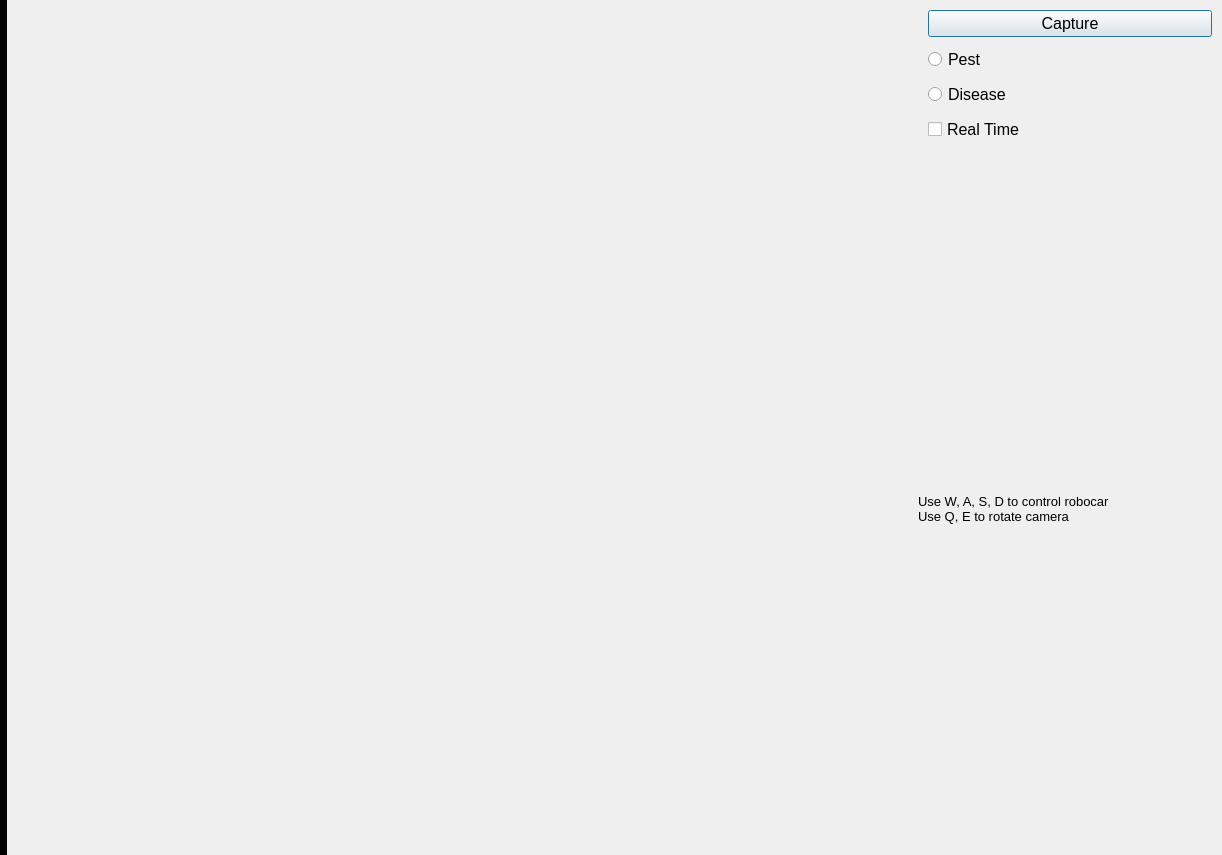
The window that gui/src/Camera.ui (WEI22/ICMS) describes before a commit, drawn with Qt 5.
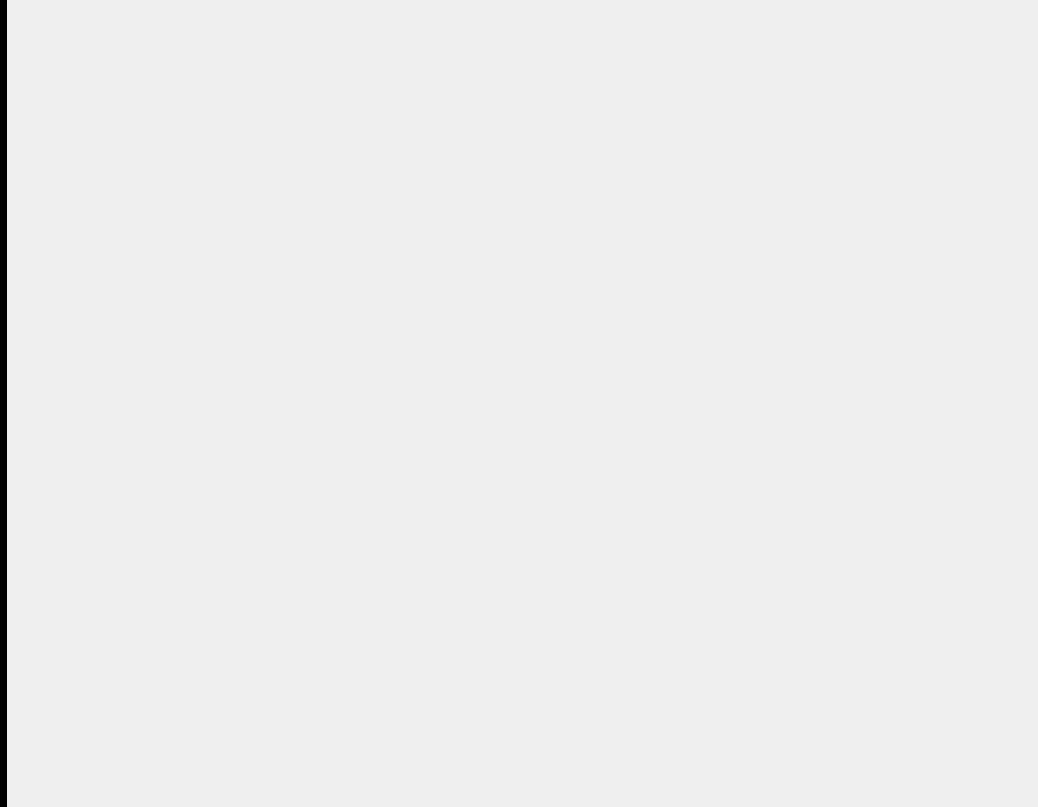
The same window after the commit. Icons and pictures are not drawn. Custom widgets are drawn as their Qt base class.

```diff
--- a/gui/src/Camera.ui
+++ b/gui/src/Camera.ui
@@ -12,8 +12,8 @@
    <rect>
     <x>0</x>
     <y>0</y>
-    <width>1222</width>
-    <height>855</height>
+    <width>1038</width>
+    <height>807</height>
    </rect>
   </property>
   <property name="acceptDrops">
@@ -42,7 +42,7 @@
     <number>0</number>
    </property>
    <item>
-    <layout class="QVBoxLayout" name="verticalLayout_2">
+    <layout class="QVBoxLayout" name="verticalLayout_2" stretch="5,1,2,2,2,1">
      <property name="spacing">
       <number>0</number>
      </property>
@@ -171,7 +171,7 @@
     </layout>
    </item>
    <item>
-    <layout class="QHBoxLayout" name="horizontalLayout_2" stretch="3,1">
+    <layout class="QHBoxLayout" name="horizontalLayout_2" stretch="3">
      <item>
       <widget class="QLabel" name="camera_video">
        <property name="text">
@@ -182,93 +182,6 @@
        </property>
       </widget>
      </item>
-     <item>
-      <layout class="QVBoxLayout" name="verticalLayout_4" stretch="3,0">
-       <property name="spacing">
-        <number>10</number>
-       </property>
-       <item>
-        <layout class="QVBoxLayout" name="verticalLayout_3">
-         <property name="spacing">
-          <number>10</number>
-         </property>
-         <property name="leftMargin">
-          <number>10</number>
-         </property>
-         <property name="topMargin">
-          <number>10</number>
-         </property>
-         <property name="rightMargin">
-          <number>10</number>
-         </property>
-         <property name="bottomMargin">
-          <number>10</number>
-         </property>
-         <item>
-          <widget class="QPushButton" name="camera_capture">
-           <property name="font">
-            <font>
-             <pointsize>12</pointsize>
-            </font>
-           </property>
-           <property name="text">
-            <string>Capture</string>
-           </property>
-          </widget>
-         </item>
-         <item>
-          <widget class="QRadioButton" name="pest_detection_button">
-           <property name="font">
-            <font>
-             <pointsize>12</pointsize>
-            </font>
-           </property>
-           <property name="text">
-            <string>Pest</string>
-           </property>
-          </widget>
-         </item>
-         <item>
-          <widget class="QRadioButton" name="disease_detection_button">
-           <property name="font">
-            <font>
-             <pointsize>12</pointsize>
-            </font>
-           </property>
-           <property name="text">
-            <string>Disease</string>
-           </property>
-          </widget>
-         </item>
-         <item>
-          <widget class="QCheckBox" name="camera_real">
-           <property name="font">
-            <font>
-             <pointsize>12</pointsize>
-            </font>
-           </property>
-           <property name="text">
-            <string>Real Time</string>
-           </property>
-          </widget>
-         </item>
-        </layout>
-       </item>
-       <item>
-        <widget class="QLabel" name="instruction_text">
-         <property name="font">
-          <font>
-           <pointsize>10</pointsize>
-          </font>
-         </property>
-         <property name="text">
-          <string>Use W, A, S, D to control robocar
-Use Q, E to rotate camera</string>
-         </property>
-        </widget>
-       </item>
-      </layout>
-     </item>
     </layout>
    </item>
   </layout>
```
Left out of the diff: 21 changed lines with no effect on the pictures.
